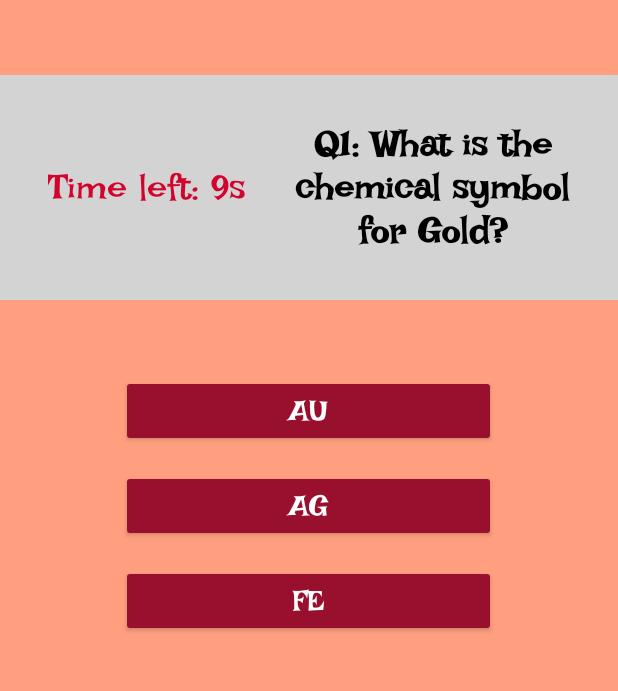
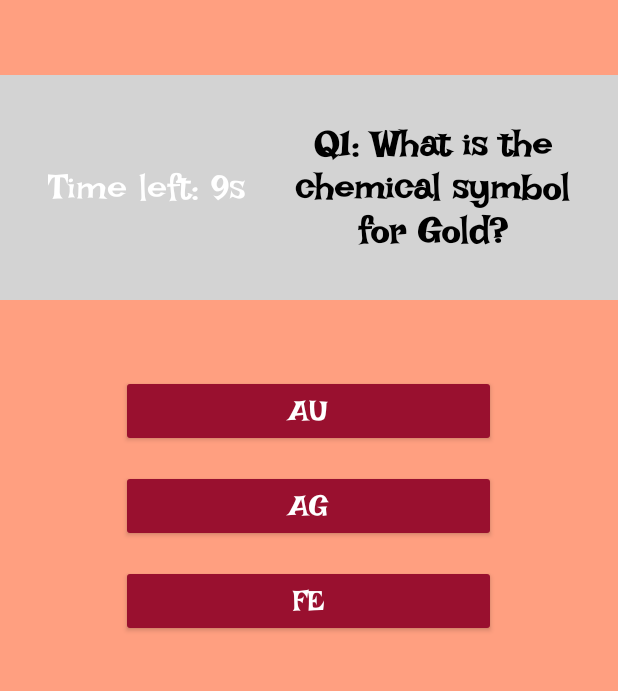
Before and after one commit to anurag-joshi11/quiz, an Android app built with Jetpack Compose: the QuizActivity screen opened directly, with no data from a screen before it, on a phone screen of 412 x 824 dp, the part 87-778 px from its top. Run offline under Robolectric (Android 15) with nearby library versions, the phone set to English and light mode, and no system bars.

```diff
--- a/app/src/main/res/layout/activity_questions_array.xml
+++ b/app/src/main/res/layout/activity_questions_array.xml
@@ -35,7 +35,7 @@
             android:layout_height="wrap_content"
             android:text=""
             android:textSize="24sp"
-            android:textColor="@color/red"
+            android:textColor="@color/white"
             android:padding="16dp"/>
 
         <TextView
```
